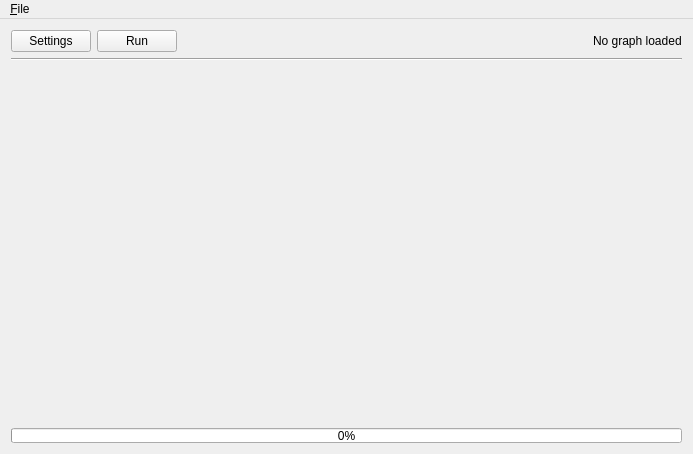
This is ui/pyedgebundleUI/form.ui in dpvdberg/pyedgebundle as Qt 5 draws it before an edit. The edited form follows.
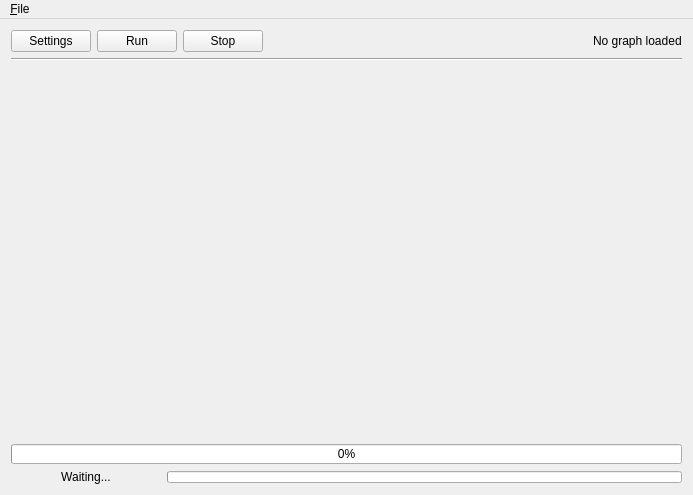
This is the edited form.

```diff
--- a/ui/pyedgebundleUI/form.ui
+++ b/ui/pyedgebundleUI/form.ui
@@ -7,18 +7,30 @@
     <x>0</x>
     <y>0</y>
     <width>693</width>
-    <height>454</height>
+    <height>495</height>
    </rect>
   </property>
+  <property name="sizePolicy">
+   <sizepolicy hsizetype="Fixed" vsizetype="Preferred">
+    <horstretch>0</horstretch>
+    <verstretch>0</verstretch>
+   </sizepolicy>
+  </property>
+  <property name="minimumSize">
+   <size>
+    <width>100</width>
+    <height>0</height>
+   </size>
+  </property>
   <property name="windowTitle">
    <string>MainWindow</string>
   </property>
   <widget class="QWidget" name="centralWidget">
-   <layout class="QVBoxLayout" name="verticalLayout" stretch="100,1,1">
+   <layout class="QVBoxLayout" name="verticalLayout" stretch="100,1,0">
     <item>
      <layout class="QVBoxLayout" name="VLayout" stretch="0,0,100">
       <item>
-       <layout class="QHBoxLayout" name="topBox" stretch="0,0,0,0">
+       <layout class="QHBoxLayout" name="topBox" stretch="0,0,0,0,0">
         <property name="sizeConstraint">
          <enum>QLayout::SetNoConstraint</enum>
         </property>
@@ -36,6 +48,13 @@
           </property>
          </widget>
         </item>
+        <item>
+         <widget class="QPushButton" name="btnStop">
+          <property name="text">
+           <string>Stop</string>
+          </property>
+         </widget>
+        </item>
         <item>
          <spacer name="horizontalSpacer">
           <property name="orientation">
@@ -71,14 +90,11 @@
      </layout>
     </item>
     <item>
-     <layout class="QHBoxLayout" name="bottomBox"/>
-    </item>
-    <item>
-     <widget class="QProgressBar" name="progressBar">
+     <widget class="QProgressBar" name="progressBarOverall">
       <property name="maximumSize">
        <size>
         <width>16777215</width>
-        <height>15</height>
+        <height>20</height>
        </size>
       </property>
       <property name="value">
@@ -86,6 +102,48 @@
       </property>
      </widget>
     </item>
+    <item>
+     <layout class="QHBoxLayout" name="horizontalLayout">
+      <item>
+       <widget class="QLabel" name="lblSubtask">
+        <property name="sizePolicy">
+         <sizepolicy hsizetype="Fixed" vsizetype="Preferred">
+          <horstretch>0</horstretch>
+          <verstretch>0</verstretch>
+         </sizepolicy>
+        </property>
+        <property name="minimumSize">
+         <size>
+          <width>150</width>
+          <height>0</height>
+         </size>
+        </property>
+        <property name="text">
+         <string>Waiting...</string>
+        </property>
+        <property name="alignment">
+         <set>Qt::AlignCenter</set>
+        </property>
+       </widget>
+      </item>
+      <item>
+       <widget class="QProgressBar" name="progressBarSub">
+        <property name="maximumSize">
+         <size>
+          <width>16777215</width>
+          <height>12</height>
+         </size>
+        </property>
+        <property name="value">
+         <number>0</number>
+        </property>
+        <property name="textVisible">
+         <bool>false</bool>
+        </property>
+       </widget>
+      </item>
+     </layout>
+    </item>
    </layout>
   </widget>
   <widget class="QMenuBar" name="menuBar">
```
Left out of the diff: 2 changed lines with no effect on the pictures.
